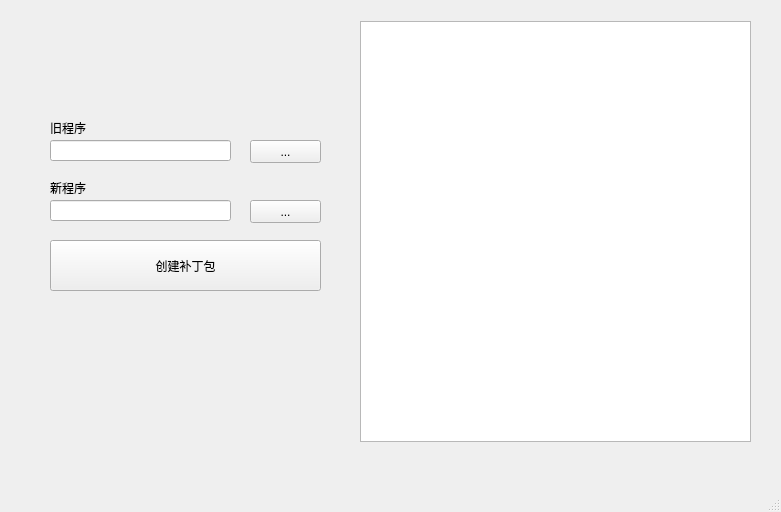
Qt form mainwindow.ui (linxiye/JFoatTool) before a commit.
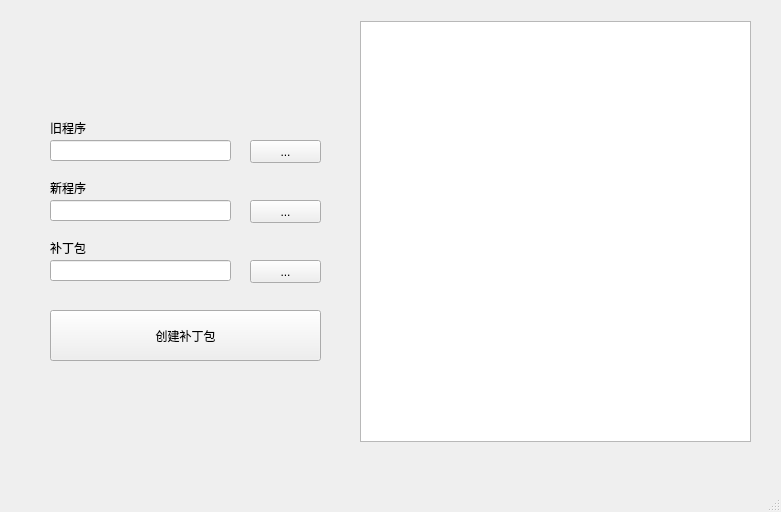
The same form after that commit.

Commit message: 修复闪退问题，并添加补丁包生成路径

The edit to the form file:
```diff
--- a/mainwindow.ui
+++ b/mainwindow.ui
@@ -64,7 +64,7 @@
     <property name="geometry">
      <rect>
       <x>50</x>
-      <y>240</y>
+      <y>310</y>
       <width>271</width>
       <height>51</height>
      </rect>
@@ -128,6 +128,42 @@
      <bool>false</bool>
     </property>
    </widget>
+   <widget class="QLineEdit" name="lineEdit_3">
+    <property name="geometry">
+     <rect>
+      <x>50</x>
+      <y>260</y>
+      <width>181</width>
+      <height>21</height>
+     </rect>
+    </property>
+   </widget>
+   <widget class="QLabel" name="label_3">
+    <property name="geometry">
+     <rect>
+      <x>50</x>
+      <y>240</y>
+      <width>53</width>
+      <height>15</height>
+     </rect>
+    </property>
+    <property name="text">
+     <string>补丁包</string>
+    </property>
+   </widget>
+   <widget class="QPushButton" name="pushButton_4">
+    <property name="geometry">
+     <rect>
+      <x>250</x>
+      <y>260</y>
+      <width>71</width>
+      <height>23</height>
+     </rect>
+    </property>
+    <property name="text">
+     <string>...</string>
+    </property>
+   </widget>
   </widget>
   <widget class="QMenuBar" name="menubar">
    <property name="geometry">
```
The commit also changes 29 other files.
